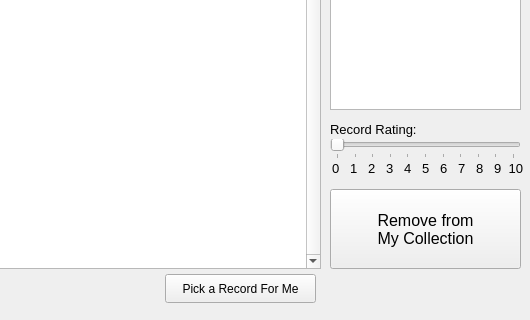
The window that My Record Collection Source/mainwindow.ui (Drag0nCodes/MyRecordCollection) describes before a commit, drawn with Qt 5; both pictures show x 470 to 1000 and y 490 to 810 of the 1000 by 810 pixel window.
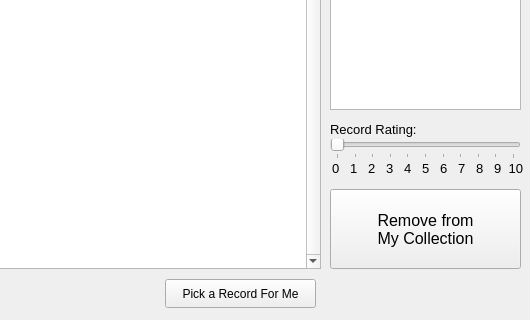
The same window after the commit.

Commit message: - Added an ImportDiscogs class that handles the import of a discogs collection - Added a multithreaded option to importing a discogs collection - Added an exit program button on menu bar - Added a light theme and a toggle button in the menubar - Fixed an issue where if a record had its rating changed and sort by rating was selected, the record would not move until table order was updated in another way - Added a "no image" image to records without a cover image

The edit to the form file:
```diff
--- a/My Record Collection Source/mainwindow.ui
+++ b/My Record Collection Source/mainwindow.ui
@@ -477,7 +477,7 @@
       <property name="geometry">
        <rect>
         <x>635</x>
-        <y>755</y>
+        <y>760</y>
         <width>151</width>
         <height>29</height>
        </rect>
```
Left out of the diff: 6 changed lines with no effect on the pictures. The commit also changes 7 other files.
